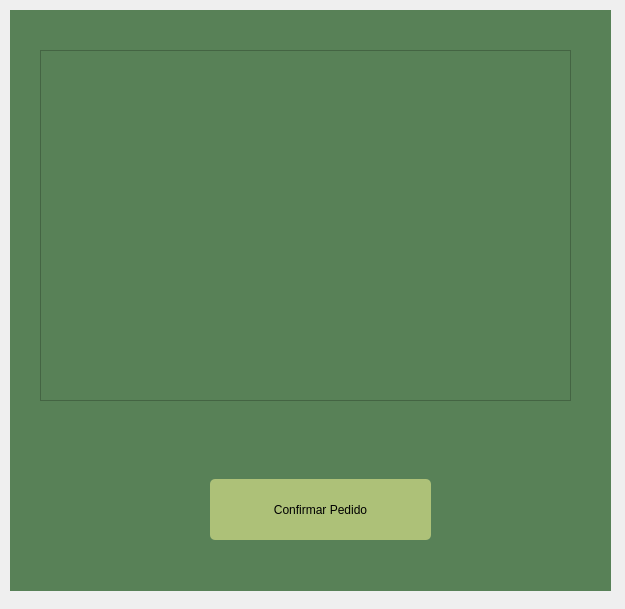
First picture: the form in telas_qt/janela_confirmacao_pedido.ui, repository lauraprass/aplicativo_de_pedidos_para_restaurante, before the edit.
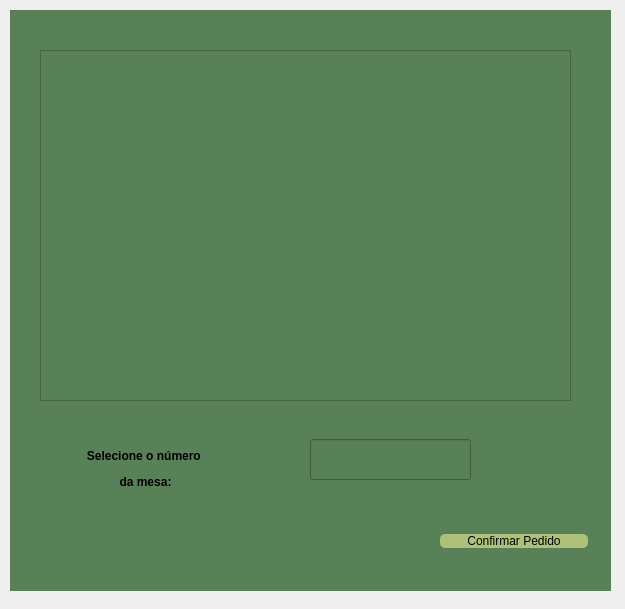
Second picture: the form after the edit.

Commit message: adicionado opcao de selecionar mesa

What changed in the file:
```diff
--- a/telas_qt/janela_confirmacao_pedido.ui
+++ b/telas_qt/janela_confirmacao_pedido.ui
@@ -48,30 +48,65 @@
    <widget class="QWidget" name="widget_confirmar_pedido" native="true">
     <property name="geometry">
      <rect>
-      <x>180</x>
-      <y>449</y>
-      <width>261</width>
+      <x>430</x>
+      <y>510</y>
+      <width>148</width>
+      <height>43</height>
+     </rect>
+    </property>
+    <layout class="QHBoxLayout" name="horizontalLayout">
+     <item>
+      <widget class="QPushButton" name="btn_confirmar_pedido_2">
+       <property name="styleSheet">
+        <string notr="true">background-color: #adc178; 
+font: 75 8pt &quot;MS Shell Dlg 2&quot;;
+font: 75 10pt &quot;MS Shell Dlg 2&quot;;
+border-radius: 5px;
+</string>
+       </property>
+       <property name="text">
+        <string>Confirmar Pedido</string>
+       </property>
+      </widget>
+     </item>
+    </layout>
+   </widget>
+   <widget class="QWidget" name="widget_numero_mesa" native="true">
+    <property name="geometry">
+     <rect>
+      <x>30</x>
+      <y>409</y>
+      <width>441</width>
       <height>91</height>
      </rect>
     </property>
-    <widget class="QPushButton" name="btn_confirmar_pedido">
+    <widget class="QLineEdit" name="txt_numero_mesa">
+     <property name="geometry">
+      <rect>
+       <x>270</x>
+       <y>20</y>
+       <width>161</width>
+       <height>41</height>
+      </rect>
+     </property>
+    </widget>
+    <widget class="QLabel" name="lbl_numero_mesa">
      <property name="geometry">
       <rect>
        <x>20</x>
        <y>20</y>
-       <width>221</width>
+       <width>171</width>
        <height>61</height>
       </rect>
      </property>
      <property name="styleSheet">
-      <string notr="true">background-color: #adc178; 
-font: 75 8pt &quot;MS Shell Dlg 2&quot;;
+      <string notr="true">font: 75 8pt &quot;MS Shell Dlg 2&quot;;
 font: 75 10pt &quot;MS Shell Dlg 2&quot;;
 border-radius: 5px;
 </string>
      </property>
      <property name="text">
-      <string>Confirmar Pedido</string>
+      <string>&lt;html&gt;&lt;head/&gt;&lt;body&gt;&lt;p align=&quot;center&quot;&gt;&lt;span style=&quot; font-weight:600;&quot;&gt;Selecione o número &lt;/span&gt;&lt;/p&gt;&lt;p align=&quot;center&quot;&gt;&lt;span style=&quot; font-weight:600;&quot;&gt;da mesa:&lt;/span&gt;&lt;/p&gt;&lt;/body&gt;&lt;/html&gt;</string>
      </property>
     </widget>
    </widget>
```
